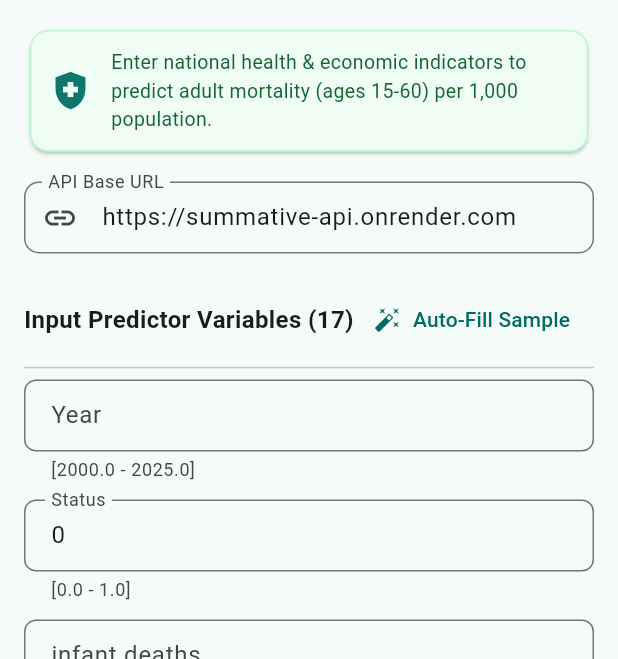
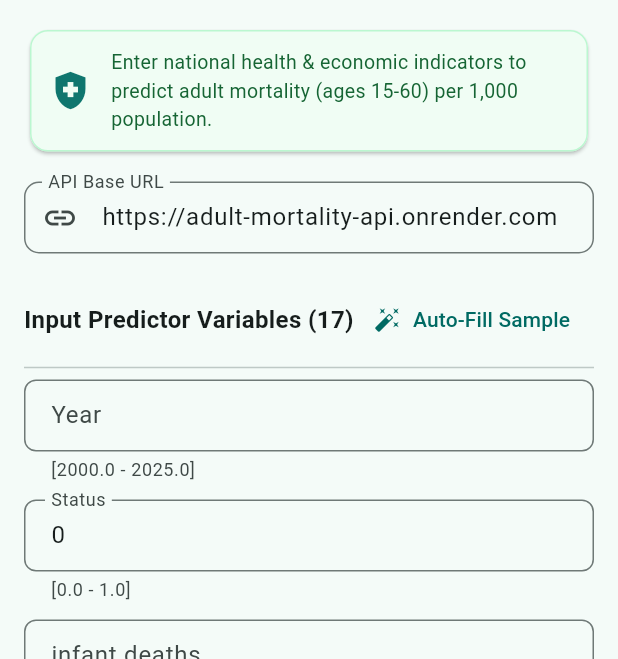
Before and after one commit to k-nizy/linear_regression_model, a Flutter app: the screen it shows after launch, on a phone screen of 412 x 824 dp, the part 84-743 px from its top. Run offline on Flutter 3.47's test engine with Material 3 defaults, Android fonts, the phone set to English and light mode, and no system bars.

Commit message:
Update API URL to live Render deployment

```diff
--- a/FlutterApp/lib/main.dart
+++ b/FlutterApp/lib/main.dart
@@ -36,7 +36,7 @@ class PredictionScreen extends StatefulWidget {
 class _PredictionScreenState extends State<PredictionScreen> {
   // API URL - Replace with your deployed Render URL or local server
   final TextEditingController _apiUrlController = TextEditingController(
-    text: 'https://summative-api.onrender.com', // Default production endpoint
+    text: 'https://adult-mortality-api.onrender.com', // Default production endpoint
   );
 
   // Form Controllers for all 17 features
@@ -242,7 +242,7 @@ class _PredictionScreenState extends State<PredictionScreen> {
               controller: _apiUrlController,
               decoration: InputDecoration(
                 labelText: 'API Base URL',
-                hintText: 'e.g. https://summative-api.onrender.com or http://10.0.2.2:8000',
+                hintText: 'e.g. https://adult-mortality-api.onrender.com or http://10.0.2.2:8000',
                 prefixIcon: const Icon(Icons.link),
                 border: OutlineInputBorder(borderRadius: BorderRadius.circular(10)),
                 contentPadding: const EdgeInsets.symmetric(horizontal: 12, vertical: 10),
```
Also changed, not shown: 2 other files.
